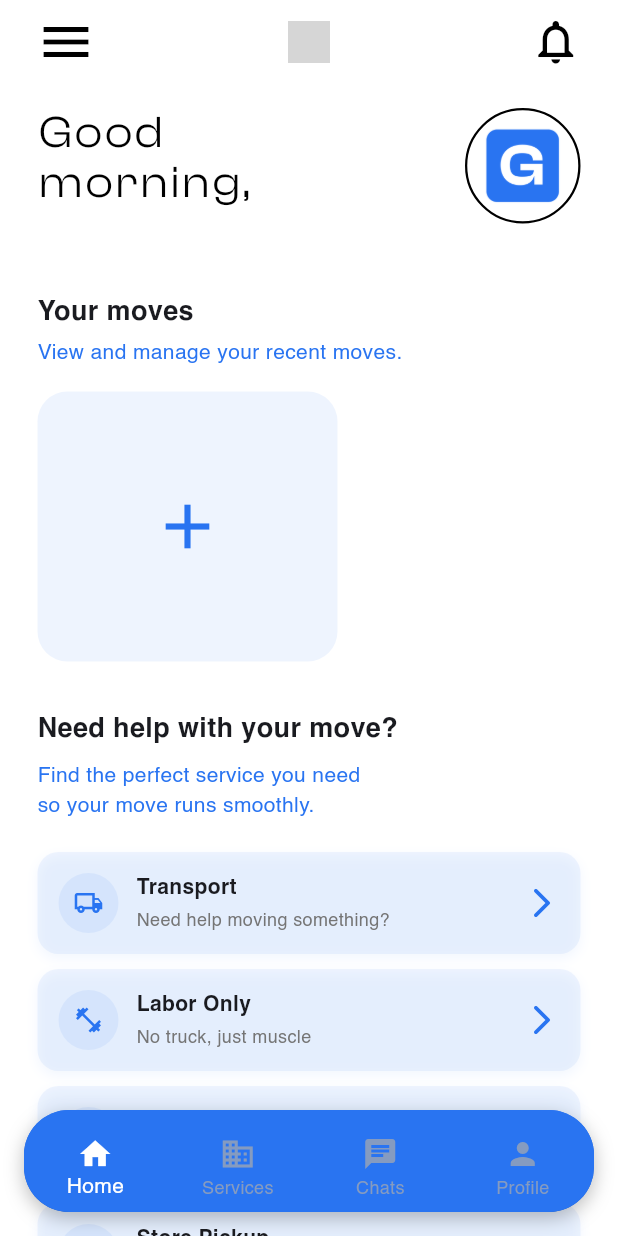
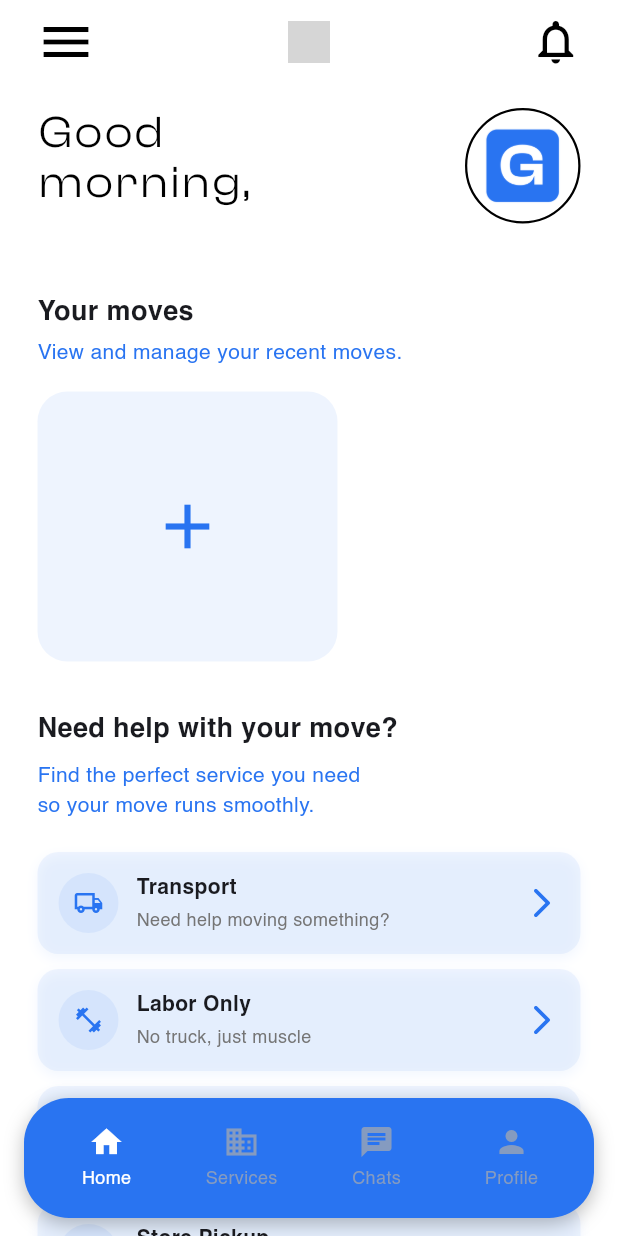
Before and after one commit to EnriqueFolchBlasco/Luggo-Android-App, a Flutter app: the HomeScreen screen opened directly, on a phone screen of 412 x 824 dp. Run offline on Flutter 3.47's test engine with Material 3 defaults, Android fonts, the phone set to English and light mode, and no system bars; our stand-ins replace cloud_firestore, connectivity_plus, easy_localization, email_validator, firebase_auth, firebase_core and 6 more; accounts and stored records are empty; generated files the repository leaves out were written again; grey boxes are pictures that could not be loaded.

Commit message:
Fixed bottomBar to work with newer androids, it had a bug, translations + style

```diff
--- a/assets/translations/ca-valencia.json
+++ b/assets/translations/ca-valencia.json
@@ -126,7 +126,7 @@
   "notasTexto": "Escriu les teues notes ací...",
   "newCategory": "Nova categoria",
   "categoryName": "Nom de la categoria",
-  "items": "articles",
+  "items": "Articles",
   "mudanza": "Mudança ",
   "moveNameSingleWord": "Per favor, escriu només una paraula (sense espais)",
   "chooseBackground": "Tria un fons",
@@ -159,7 +159,9 @@
   "addPhoto": "Afegir foto",
   "peso": "Pes",
   "gotIt": "Confirmat",
-  "descripcion": "Descripció"
+  "descripcion": "Descripció",
+  "updated": "Actualitzat",
+  "created": "Creat"
 
 
 }
--- a/assets/translations/en.json
+++ b/assets/translations/en.json
@@ -158,7 +158,7 @@
   "notasTexto": "Write your notes here...",
   "newCategory": "New category",
   "categoryName": "Category name",
-  "items": "items",
+  "items": "Items",
   "mudanza": "Move ",
   "moveNameSingleWord": "Please enter only one word (no spaces)",
   "chooseBackground": "Choose a background",
@@ -191,7 +191,9 @@
   "addPhoto": "Add Photo",
   "peso": "Weight",
   "gotIt": "Confirmed",
-    "descripcion": "Description"
+  "descripcion": "Description",
+  "updated": "Updated",
+  "created": "Created"
 
 
 
--- a/assets/translations/es.json
+++ b/assets/translations/es.json
@@ -126,7 +126,7 @@
   "notasTexto": "Escribe tus notas aquí...",
   "newCategory": "Nueva categoría",
   "categoryName": "Nombre de la categoría",
-  "items": "artículos",
+  "items": "Artículos",
   "mudanza": "Mudanza ",
   "moveNameSingleWord": "Por favor, introduce solo una palabra (sin espacios)",
   "chooseBackground": "Elige un fondo",
@@ -160,7 +160,9 @@
   "addPhoto": "Añadir foto",
   "peso": "Peso",
   "gotIt": "Confirmado",
-  "descripcion": "Descripción"
+  "descripcion": "Descripción",
+  "updated": "Actualizado",
+  "created": "Creado"
 
 
 
--- a/lib/screens/bottomMenu_screens/home_screen.dart
+++ b/lib/screens/bottomMenu_screens/home_screen.dart
@@ -47,11 +47,10 @@ class _HomeScreenState extends State<HomeScreen> {
   //cambiar el index del bottom menu
   void _onItemTapped(int index) {
     setState(() {
+      _selectedIndex = index;
+    });
     _pageController.jumpToPage(index);
-
-    });
   }
-
 
   //************************************************************
   // CONTROL DE UID
@@ -268,13 +267,15 @@ class _HomeScreenState extends State<HomeScreen> {
       //************************************************************
       // BOTTOM BAR
       //************************************************************
-      bottomNavigationBar:
-          ocultarBottomNav
+      bottomNavigationBar: ocultarBottomNav
     ? null
     : Padding(
-                padding: const EdgeInsets.only(bottom: 16.0),
+        padding: EdgeInsets.only(
+          bottom: MediaQuery.of(context).viewPadding.bottom + 12,
+        ),
         child: Container(
           margin: const EdgeInsets.symmetric(horizontal: 16),
+          padding: const EdgeInsets.symmetric(vertical: 10),
           decoration: BoxDecoration(
             color: AppColors.primaryColor,
             borderRadius: BorderRadius.circular(30),
@@ -286,68 +287,61 @@ class _HomeScreenState extends State<HomeScreen> {
               ),
             ],
           ),
-                  child: ClipRRect(
-                    borderRadius: BorderRadius.circular(30),
-                    child: BottomNavigationBar(
-                      currentIndex: _selectedIndex,
-                      onTap: _onItemTapped,
-                      backgroundColor: AppColors.primaryColor,
-                      selectedItemColor: Colors.white,
-                      unselectedItemColor: const Color.fromARGB(
-                        255,
-                        133,
-                        155,
-                        192,
+          child: Row(
+            mainAxisAlignment: MainAxisAlignment.spaceEvenly,
+            children: [
+              _itemMenuNav(Icons.home, 'inicio'.tr(), 0),
+              _itemMenuNav(Icons.business, 'servicios'.tr(), 1),
+              _itemMenuNav(Icons.chat, 'chats'.tr(), 2),
+              _itemMenuNav(Icons.person, 'perfil'.tr(), 3),
+            ],
+          ),
+        ),
       ),
 
-                      selectedLabelStyle: TextStyle(
+
+    );
+  }
+
+  Widget _itemMenuNav(IconData icon, String label, int index) {
+    final bool isSelected = _selectedIndex == index;
+
+    return GestureDetector(
+      behavior: HitTestBehavior.translucent,
+      onTap: () => _onItemTapped(index),
+      child: SizedBox(
+        width: 70,
+        height: 60,
+        child: Column(
+          mainAxisAlignment: MainAxisAlignment.center,
+          children: [
+            Icon(
+              icon,
+              color:
+                  isSelected
+                      ? Colors.white
+                      : const Color.fromARGB(255, 133, 155, 192),
+            ),
+            const SizedBox(height: 4),
+            Text(
+              label,
+              style: TextStyle(
+                color:
+                    isSelected
+                        ? Colors.white
+                        : const Color.fromARGB(255, 133, 155, 192),
                 fontFamily: 'Helvetica',
-                        fontWeight: FontWeight.w400,
+                fontWeight: isSelected ? FontWeight.w400 : FontWeight.w300,
+                fontSize: 12,
               ),
-
-                      unselectedLabelStyle: TextStyle(
-                        fontFamily: 'Helvetica',
-                        fontWeight: FontWeight.w300,
-                      ),
-
-                      showUnselectedLabels: true,
-                      type: BottomNavigationBarType.fixed,
-                      items: [
-                        BottomNavigationBarItem(
-                          icon: Padding(
-                            padding: EdgeInsets.only(top: 10.0),
-                            child: Icon(Icons.home),
-                          ),
-                          label: 'inicio'.tr(),
-                        ),
-                        BottomNavigationBarItem(
-                          icon: Padding(
-                            padding: EdgeInsets.only(top: 10.0),
-                            child: Icon(Icons.business),
-                          ),
-                          label: 'servicios'.tr(),
-                        ),
-                        BottomNavigationBarItem(
-                          icon: Padding(
-                            padding: EdgeInsets.only(top: 10.0),
-                            child: Icon(Icons.chat),
-                          ),
-                          label: 'chats'.tr(),
-                        ),
-                        BottomNavigationBarItem(
-                          icon: Padding(
-                            padding: EdgeInsets.only(top: 10.0),
-                            child: Icon(Icons.person),
-                          ),
-                          label: 'perfil'.tr(),
             ),
           ],
         ),
       ),
-                ),
-              ),
     );
   }
+
+
 }
 
 //************************************************************
--- a/lib/screens/content_screens/mudanza_screens/notas_mudanza.dart
+++ b/lib/screens/content_screens/mudanza_screens/notas_mudanza.dart
@@ -184,6 +184,8 @@ class _NotasMudanzaScreenState extends State<NotasMudanzaScreen> {
                         ),
                       ),
                     ),
+                    SizedBox(height: MediaQuery.of(context).viewPadding.bottom + 16),
+
                   ],
                 ),
               ),
```
Also changed, not shown: lib/screens/content_screens/mudanza_screens/editar_mudanza_screen.dart (+17 -10 lines), lib/screens/content_screens/mudanza_screens/home_screen_content.dart (+4 -4 lines), lib/screens/content_screens/mudanza_screens/item_detalles_screen.dart (+12 -4 lines), lib/screens/content_screens/service_screens/service_info_screen.dart (+7 -1 lines). Lines whose indentation alone changed are shown as unchanged.
